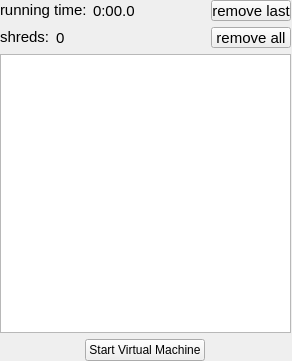
Qt form src/qt/mAVMMonitor.ui (ccrma/miniAudicle) before a commit.
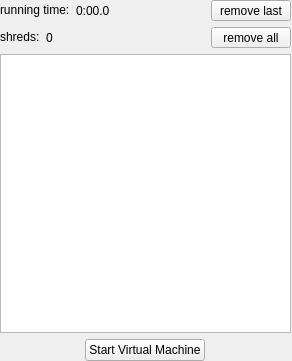
The same form after that commit.

Patch:
```diff
--- a/src/qt/mAVMMonitor.ui
+++ b/src/qt/mAVMMonitor.ui
@@ -54,7 +54,6 @@
          </property>
          <property name="font">
           <font>
-           <pointsize>11</pointsize>
            <weight>50</weight>
            <bold>false</bold>
           </font>
@@ -74,7 +73,6 @@
          </property>
          <property name="font">
           <font>
-           <pointsize>11</pointsize>
            <weight>50</weight>
            <bold>false</bold>
           </font>
@@ -104,11 +102,6 @@
            <height>21</height>
           </size>
          </property>
-         <property name="font">
-          <font>
-           <pointsize>11</pointsize>
-          </font>
-         </property>
          <property name="text">
           <string>remove last</string>
          </property>
@@ -128,7 +121,6 @@
          </property>
          <property name="font">
           <font>
-           <pointsize>11</pointsize>
            <weight>50</weight>
            <bold>false</bold>
           </font>
@@ -148,7 +140,6 @@
          </property>
          <property name="font">
           <font>
-           <pointsize>11</pointsize>
            <weight>50</weight>
            <bold>false</bold>
           </font>
@@ -178,11 +169,6 @@
            <height>21</height>
           </size>
          </property>
-         <property name="font">
-          <font>
-           <pointsize>11</pointsize>
-          </font>
-         </property>
          <property name="text">
           <string>remove all</string>
          </property>
```
